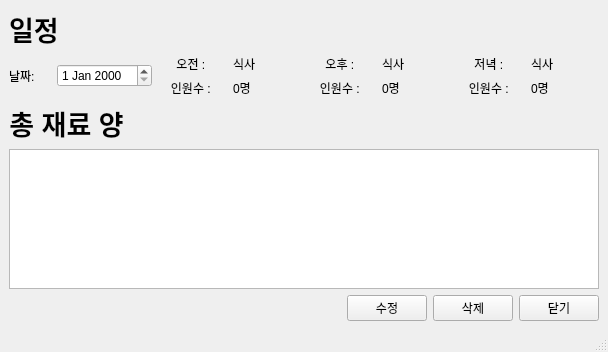
Qt form OOP_Project_Qt/DateViewWindow.ui (Doho-K/OOP23_1) before a commit.
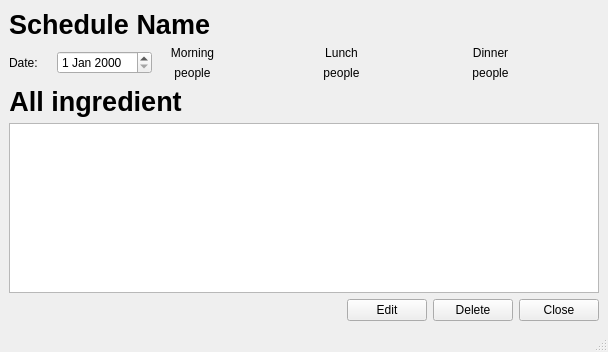
The same form after that commit.

Diff of the .ui file:
```diff
--- a/OOP_Project_Qt/DateViewWindow.ui
+++ b/OOP_Project_Qt/DateViewWindow.ui
@@ -24,7 +24,7 @@
        </font>
       </property>
       <property name="text">
-       <string>일정</string>
+       <string>Schedule Name</string>
       </property>
      </widget>
     </item>
@@ -35,7 +35,7 @@
         <item>
          <widget class="QLabel" name="label">
           <property name="text">
-           <string>날짜:</string>
+           <string>Date:</string>
           </property>
          </widget>
         </item>
@@ -51,7 +51,7 @@
           <item>
            <widget class="QLabel" name="label_3">
             <property name="text">
-             <string>오전 : </string>
+             <string>Morning</string>
             </property>
             <property name="alignment">
              <set>Qt::AlignCenter</set>
@@ -61,7 +61,7 @@
           <item>
            <widget class="QLabel" name="morningMeal">
             <property name="text">
-             <string>식사</string>
+             <string/>
             </property>
            </widget>
           </item>
@@ -72,7 +72,7 @@
           <item>
            <widget class="QLabel" name="label_5">
             <property name="text">
-             <string>인원수 : </string>
+             <string>people</string>
             </property>
             <property name="alignment">
              <set>Qt::AlignCenter</set>
@@ -82,7 +82,7 @@
           <item>
            <widget class="QLabel" name="numOfMorning">
             <property name="text">
-             <string>0명</string>
+             <string/>
             </property>
            </widget>
           </item>
@@ -97,7 +97,7 @@
           <item>
            <widget class="QLabel" name="label_6">
             <property name="text">
-             <string>오후 : </string>
+             <string>Lunch</string>
             </property>
             <property name="alignment">
              <set>Qt::AlignCenter</set>
@@ -107,7 +107,7 @@
           <item>
            <widget class="QLabel" name="lunch">
             <property name="text">
-             <string>식사</string>
+             <string/>
             </property>
            </widget>
           </item>
@@ -118,7 +118,7 @@
           <item>
            <widget class="QLabel" name="label_7">
             <property name="text">
-             <string>인원수 : </string>
+             <string>people</string>
             </property>
             <property name="alignment">
              <set>Qt::AlignCenter</set>
@@ -128,7 +128,7 @@
           <item>
            <widget class="QLabel" name="numOfLunch">
             <property name="text">
-             <string>0명</string>
+             <string/>
             </property>
            </widget>
           </item>
@@ -143,7 +143,7 @@
           <item>
            <widget class="QLabel" name="label_4">
             <property name="text">
-             <string>저녁 : </string>
+             <string>Dinner</string>
             </property>
             <property name="alignment">
              <set>Qt::AlignCenter</set>
@@ -153,7 +153,7 @@
           <item>
            <widget class="QLabel" name="dinner">
             <property name="text">
-             <string>식사</string>
+             <string/>
             </property>
            </widget>
           </item>
@@ -164,7 +164,7 @@
           <item>
            <widget class="QLabel" name="label_8">
             <property name="text">
-             <string>인원수 : </string>
+             <string>people</string>
             </property>
             <property name="alignment">
              <set>Qt::AlignCenter</set>
@@ -174,7 +174,7 @@
           <item>
            <widget class="QLabel" name="numOfDinner">
             <property name="text">
-             <string>0명</string>
+             <string/>
             </property>
            </widget>
           </item>
@@ -195,7 +195,7 @@
          </font>
         </property>
         <property name="text">
-         <string>총 재료 양</string>
+         <string>All ingredient</string>
         </property>
         <property name="textFormat">
          <enum>Qt::MarkdownText</enum>
@@ -241,21 +241,21 @@
       <item>
        <widget class="QPushButton" name="editButton">
         <property name="text">
-         <string>수정</string>
+         <string>Edit</string>
         </property>
        </widget>
       </item>
       <item>
        <widget class="QPushButton" name="deleteButton">
         <property name="text">
-         <string>삭제</string>
+         <string>Delete</string>
         </property>
        </widget>
       </item>
       <item>
        <widget class="QPushButton" name="escButton">
         <property name="text">
-         <string>닫기</string>
+         <string>Close</string>
         </property>
        </widget>
       </item>
```
